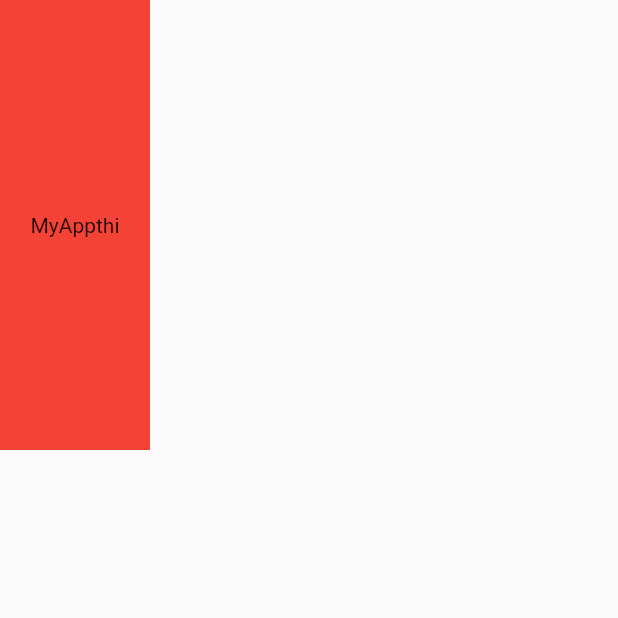
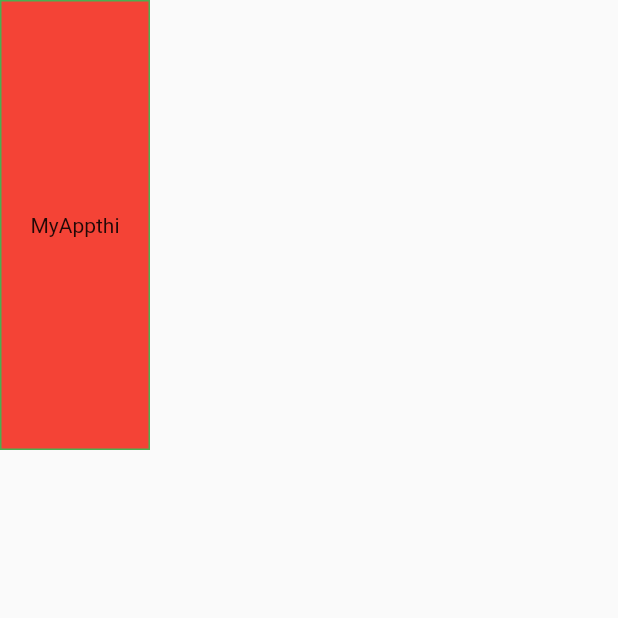
Before and after one commit to saleemaperidot/FlutterRepo, a Flutter app: the screen it shows after launch, on a phone screen of 412 x 824 dp, the top half of it. Run offline on Flutter 3.47's test engine with Material 2 defaults, Android fonts, the light colour scheme and no system bars.

Commit message:
Border decoration color error corrected

```diff
--- a/project_a/lib/app.dart
+++ b/project_a/lib/app.dart
@@ -12,8 +12,8 @@ class App extends StatelessWidget {
         body: Container(
           width: 100,
           height: 300,
-          color: Colors.red,
-          decoration: BoxDecoration(border: Border.all(color: Colors.black12)),
+          decoration: BoxDecoration(
+              color: Colors.red, border: Border.all(color: Colors.green)),
           child: const Center(
             child: Text("MyAppthi"),
           ),
```
